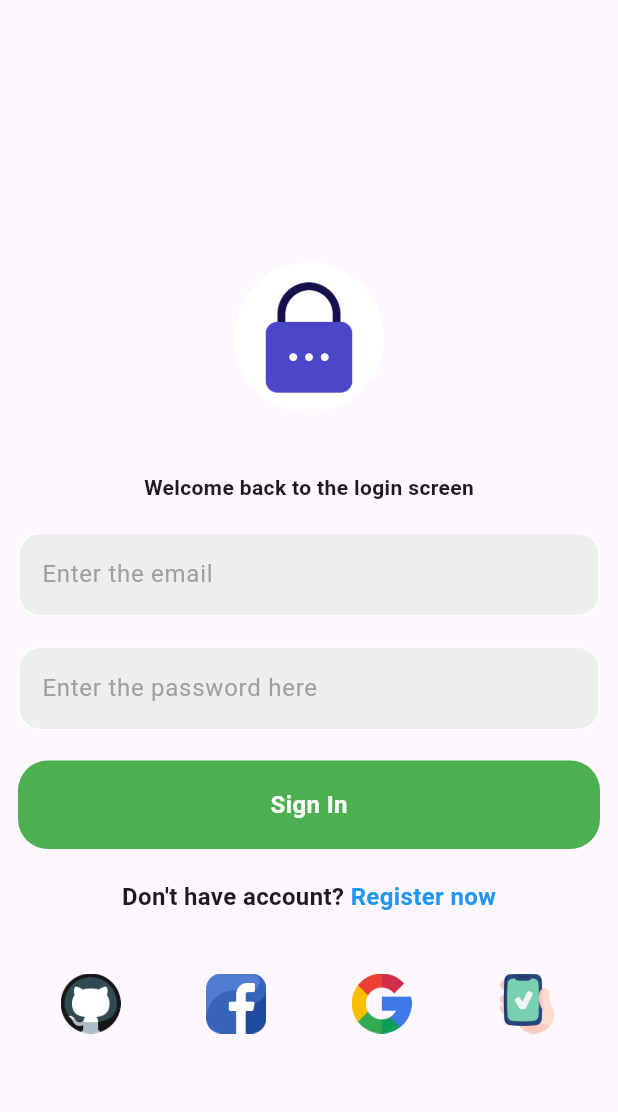
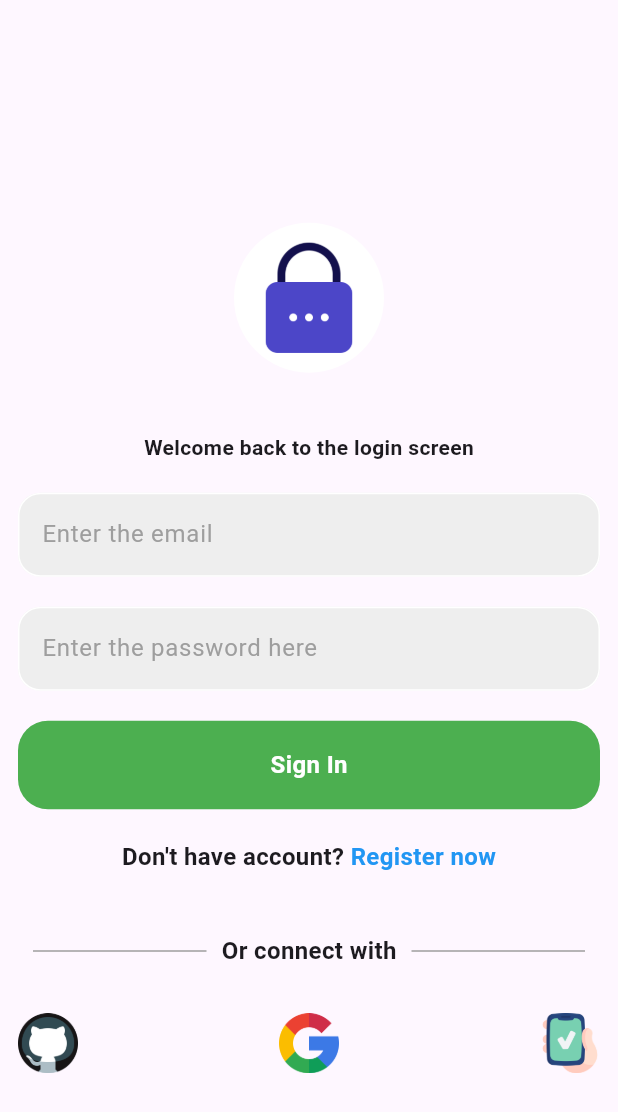
Before and after one commit to Shahanad-p/chat_app, a Flutter app: the screen it shows after launch, on a phone screen of 412 x 824 dp. Shown: the top 1112 px of the screen. Run offline on Flutter 3.47's test engine with Material 3 defaults, Android fonts, the phone set to English and light mode, and no system bars; our stand-ins replace cloud_firestore, firebase_auth, firebase_core; accounts and stored records are empty.

Commit message:
done some little change

```diff
--- a/lib/controller/register_provider.dart
+++ b/lib/controller/register_provider.dart
@@ -14,7 +14,7 @@ class RegisterProvider extends ChangeNotifier {
     );
     //make sure password match
     if (passwordController.text != confirmPassController.text) {
-      Navigator.pop(context);
+      // Navigator.pop(context);
       //show error to user
       displayMessage('Passwords don\'t match', context);
       notifyListeners();
--- a/lib/main.dart
+++ b/lib/main.dart
@@ -1,5 +1,6 @@
 import 'package:chat_app/controller/home_provider.dart';
 import 'package:chat_app/controller/login_provider.dart';
+import 'package:chat_app/controller/post_provider.dart';
 import 'package:chat_app/controller/profile_provider.dart';
 import 'package:chat_app/controller/register_provider.dart';
 import 'package:chat_app/view/auth.dart';
@@ -22,7 +23,7 @@ class MyApp extends StatelessWidget {
     return MultiProvider(
       providers: [
         ChangeNotifierProvider(create: (context) => HomeProvider()),
-        // ChangeNotifierProvider(create: (context) => PostProvider()),
+        ChangeNotifierProvider(create: (context) => PostProvider()),
         ChangeNotifierProvider(create: (context) => ProfileProvider()),
         ChangeNotifierProvider(create: (context) => RegisterProvider()),
         ChangeNotifierProvider(create: (context) => LoginProvider()),
--- a/lib/view/login_screen.dart
+++ b/lib/view/login_screen.dart
@@ -6,51 +6,9 @@ import 'package:chat_app/widget/textfields.dart';
 import 'package:flutter/material.dart';
 import 'package:provider/provider.dart';
 
-class LoginScreen extends StatefulWidget {
+class LoginScreen extends StatelessWidget {
   final Function()? onTap;
   const LoginScreen({super.key, this.onTap});
-
-  @override
-  State<LoginScreen> createState() => _LoginScreenState();
-}
-
-class _LoginScreenState extends State<LoginScreen> {
-  // final TextEditingController emailController = TextEditingController();
-  // final TextEditingController passwordlController = TextEditingController();
-
-  // //user signed in
-  // void signIn() async {
-  //   //loading circle
-  //   showDialog(
-  //     context: context,
-  //     builder: (context) => Center(
-  //       child: CircularProgressIndicator(),
-  //     ),
-  //   );
-
-  //   try {
-  //     await FirebaseAuth.instance.signInWithEmailAndPassword(
-  //         email: emailController.text, password: passwordlController.text);
-
-  //     // pop loading circle
-  //     if (context.mounted) Navigator.pop(context);
-  //   } on FirebaseAuthException catch (e) {
-  //     //pop loading circle
-  //     Navigator.pop(context);
-  //     //display error message
-  //     displayMessage(e.code);
-  //   }
-  // }
-
-  // //display a message to user
-  // void displayMessage(String message) {
-  //   showDialog(
-  //     context: context,
-  //     builder: (context) => AlertDialog(
-  //       title: Text(message),
-  //     ),
-  //   );
-  // }
 
   @override
   Widget build(BuildContext context) {
@@ -105,7 +63,7 @@ class _LoginScreenState extends State<LoginScreen> {
                       ),
                       InkWell(
                         onTap: () {
-                          widget.onTap;
+                          onTap;
                           Navigator.of(context).push(MaterialPageRoute(
                               builder: (context) => RegisterScreen()));
                         },
@@ -121,17 +79,36 @@ class _LoginScreenState extends State<LoginScreen> {
                   ),
                   SizedBox(height: 40),
                   Row(
-                    mainAxisAlignment: MainAxisAlignment.spaceAround,
+                    children: [
+                      Expanded(
+                        child: Container(
+                          margin: EdgeInsets.symmetric(horizontal: 10),
+                          color: Colors.grey,
+                          height: 1,
+                        ),
+                      ),
+                      Text(
+                        "Or connect with",
+                        style: TextStyle(
+                            fontSize: 16, fontWeight: FontWeight.bold),
+                      ),
+                      Expanded(
+                        child: Container(
+                          margin: EdgeInsets.symmetric(horizontal: 10),
+                          color: Colors.grey,
+                          height: 1,
+                        ),
+                      ),
+                    ],
+                  ),
+                  SizedBox(height: 30),
+                  Row(
+                    mainAxisAlignment: MainAxisAlignment.spaceBetween,
                     children: [
                       SizedBox(
                         height: 40,
                         width: 40,
                         child: Image.asset('assets/code.png'),
-                      ),
-                      SizedBox(
-                        height: 40,
-                        width: 40,
-                        child: Image.asset('assets/facebook (1).png'),
                       ),
                       SizedBox(
                         height: 40,
```
Also changed, not shown: lib/controller/post_provider.dart (+92 -34 lines), lib/view/home_screen.dart (+1 -6 lines), lib/view/profile_screen.dart (+1 -7 lines), lib/view/register_screen.dart (+2 -61 lines), lib/widget/image_path.dart (added, +35 -0 lines), lib/model/model.dart (added).
